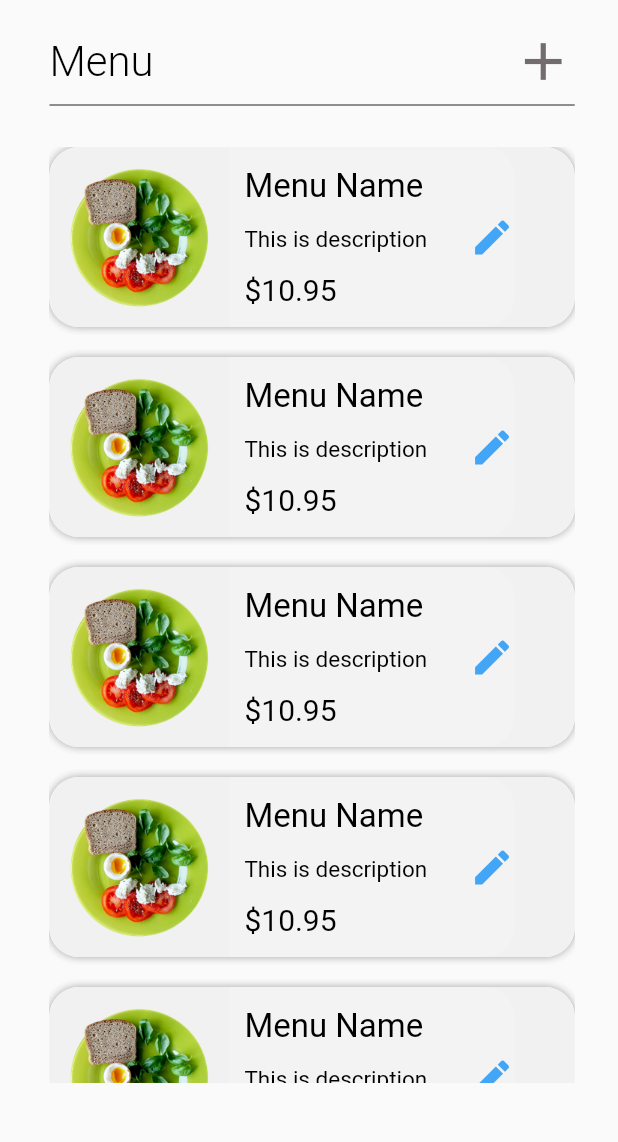
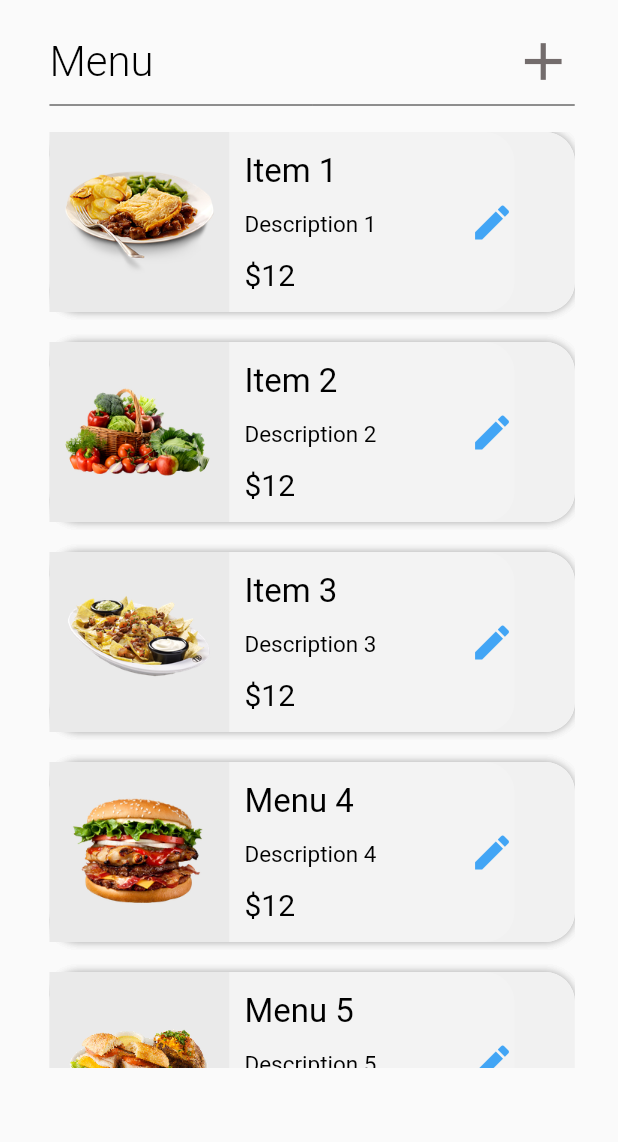
Before and after one commit to kalkidan12/restaurant-app-for-restaurants, a Flutter app: the screen it shows after launch, scrolled down 216 dp, after a tap on the "menu" icon, after a tap on "Menus", on a phone screen of 412 x 824 dp, the part 75-1217 px from its top. Run offline on Flutter 3.47's test engine with Material 2 defaults, Android fonts, the phone set to English and light mode, and no system bars; our stand-ins replace localstorage; accounts and stored records are empty; Roboto replaces fonts that are missing (Merriweather).

Commit message:
menu page with json data

```diff
--- a/assets/data/menu.json
+++ b/assets/data/menu.json
@@ -1,23 +1,44 @@
 [
 	{
 		"id": "m1",
-		"image": "../images/menu1.jpg",
+		"image": "assets/images/menu1.png",
 		"name": "Item 1",
 		"description": "Description 1",
-		"price": 12
+		"price": "$12"
 	},
 	{
 		"id": "m2",
-		"image": "../images/menu1.jpg",
+		"image": "assets/images/menu2.png",
 		"name": "Item 2",
 		"description": "Description 2",
-		"price": 12
+		"price": "$12"
 	},
 	{
 		"id": "m3",
-		"image": "../images/menu1.jpg",
+		"image": "assets/images/menu3.png",
 		"name": "Item 3",
 		"description": "Description 3",
-		"price": 12
+		"price": "$12"
+	},
+	{
+		"id": "m4",
+		"image": "assets/images/menu4.png",
+		"name": "Menu 4",
+		"description": "Description 4",
+		"price": "$12"
+	},
+	{
+		"id": "m5",
+		"image": "assets/images/menu5.png",
+		"name": "Menu 5",
+		"description": "Description 5",
+		"price": "$12"
+	},
+	{
+		"id": "m6",
+		"image": "assets/images/menu6.png",
+		"name": "Menu 6",
+		"description": "Description 6",
+		"price": "$12"
 	}
 ]
--- a/lib/api/models/menu_model.dart
+++ b/lib/api/models/menu_model.dart
@@ -17,7 +17,7 @@ class MenuModel {
   String image;
   String name;
   String description;
-  int price;
+  String price;
 
   factory MenuModel.fromJson(Map<String, dynamic> json) => MenuModel(
         id: json["id"],
--- a/lib/screens/menu/menu_page.dart
+++ b/lib/screens/menu/menu_page.dart
@@ -16,7 +16,22 @@ class MenuList extends StatefulWidget {
 }
 
 class _MenuListState extends State<MenuList> {
-// List menus = new MenuController().readJSon()
+  Future<List<MenuModel>> readJSon() async {
+    var jsondata = await DefaultAssetBundle.of(context)
+        .loadString("assets/data/menu.json");
+
+    //decode json data as list
+    List mapedData = json.decode(jsondata) as List<dynamic>;
+    List<MenuModel> menus =
+        mapedData.map((menu) => MenuModel.fromJson(menu)).toList();
+    return menus;
+  }
+
+  @override
+  void initState() {
+    super.initState();
+    readJSon();
+  }
 
   @override
   Widget build(BuildContext context) {
@@ -31,9 +46,7 @@ class _MenuListState extends State<MenuList> {
         width: MediaQuery.of(context).size.width,
         padding: EdgeInsets.fromLTRB(
             8 * screenWidth / 100, 20, 7 * screenWidth / 100, 0),
-        child: Column(
-          crossAxisAlignment: CrossAxisAlignment.center,
-          children: [
+        child: Column(crossAxisAlignment: CrossAxisAlignment.center, children: [
           Row(
             mainAxisAlignment: MainAxisAlignment.spaceBetween,
             children: const [
@@ -56,39 +69,16 @@ class _MenuListState extends State<MenuList> {
             color: Colors.black87,
           ),
           const SizedBox(height: 10),
-            const SizedBox(height: 10),
           Container(
               height: MediaQuery.of(context).size.height - 200,
-              child: ListView(
-                shrinkWrap: true,
-                scrollDirection: Axis.vertical,
-                children: <Widget>[
-                  MenuListItem(),
-                  MenuListItem(),
-                  MenuListItem(),
-                  MenuListItem(),
-                  MenuListItem(),
-                  MenuListItem(),
-                ],
-              ),
-            ),
-          ],
-        ),
-      ),
-    );
-  }
-}
-
-class MenuListItem extends StatefulWidget {
-  const MenuListItem({super.key});
-
-  @override
-  State<MenuListItem> createState() => _MenuListItemState();
-}
-
-class _MenuListItemState extends State<MenuListItem> {
-  @override
-  Widget build(BuildContext context) {
+              child: FutureBuilder<List<MenuModel>>(
+                future: readJSon(),
+                builder: (context, snapshot) {
+                  if (snapshot.hasData) {
+                    List<MenuModel> menus = snapshot.data!;
+                    return ListView.builder(
+                        itemCount: menus.length,
+                        itemBuilder: (context, index) {
                           return Container(
                             margin: const EdgeInsets.only(bottom: 20),
                             decoration: BoxDecoration(
@@ -106,11 +96,13 @@ class _MenuListItemState extends State<MenuListItem> {
                             child: Row(
                               children: [
                                 Container(
+                                  color: Color.fromARGB(255, 234, 234, 234),
                                   padding: EdgeInsets.all(10),
                                   child: ClipRRect(
-              borderRadius: const BorderRadius.all(Radius.circular(50)),
+                                    borderRadius:
+                                        BorderRadius.all(Radius.circular(50)),
                                     child: Image.asset(
-                'assets/images/menu7.png',
+                                      menus[index].image,
                                       fit: BoxFit.fill,
                                       width: 100.0,
                                       height: 100.0,
@@ -130,13 +122,14 @@ class _MenuListItemState extends State<MenuListItem> {
                                   ),
                                   child: Row(
                                     children: [
-                Container(
-                  child: Column(
-                    crossAxisAlignment: CrossAxisAlignment.start,
-                    mainAxisAlignment: MainAxisAlignment.spaceEvenly,
-                    children: const [
+                                      Column(
+                                        crossAxisAlignment:
+                                            CrossAxisAlignment.start,
+                                        mainAxisAlignment:
+                                            MainAxisAlignment.spaceEvenly,
+                                        children: [
                                           Text(
-                        "Menu Name",
+                                            menus[index].name,
                                             style: TextStyle(
                                                 fontSize: 22.0,
                                                 color: Color(0xFF000000),
@@ -147,7 +140,7 @@ class _MenuListItemState extends State<MenuListItem> {
                                           SizedBox(
                                             width: 130,
                                             child: Text(
-                          "This is description",
+                                              menus[index].description,
                                               softWrap: true,
                                               style: TextStyle(
                                                   fontSize: 15.0,
@@ -157,7 +150,7 @@ class _MenuListItemState extends State<MenuListItem> {
                                             ),
                                           ),
                                           Text(
-                        "\$10.95",
+                                            menus[index].price.toString(),
                                             style: TextStyle(
                                                 fontSize: 20.0,
                                                 color: Color(0xFF000000),
@@ -166,9 +159,9 @@ class _MenuListItemState extends State<MenuListItem> {
                                           ),
                                         ],
                                       ),
-                ),
                                       Container(
-                  padding: const EdgeInsets.only(left: 20),
+                                        padding:
+                                            const EdgeInsets.only(left: 20),
                                         child: Icon(
                                           Icons.edit,
                                           color: Colors.blue[400],
@@ -181,5 +174,18 @@ class _MenuListItemState extends State<MenuListItem> {
                               ],
                             ),
                           );
+                        });
+                  } else {
+                    return Center(
+                        child: Container(
+                            width: 40,
+                            height: 40,
+                            child: const CircularProgressIndicator()));
+                  }
+                },
+              )),
+        ]),
+      ),
+    );
   }
 }
```
Lines whose indentation alone changed are shown as unchanged.
